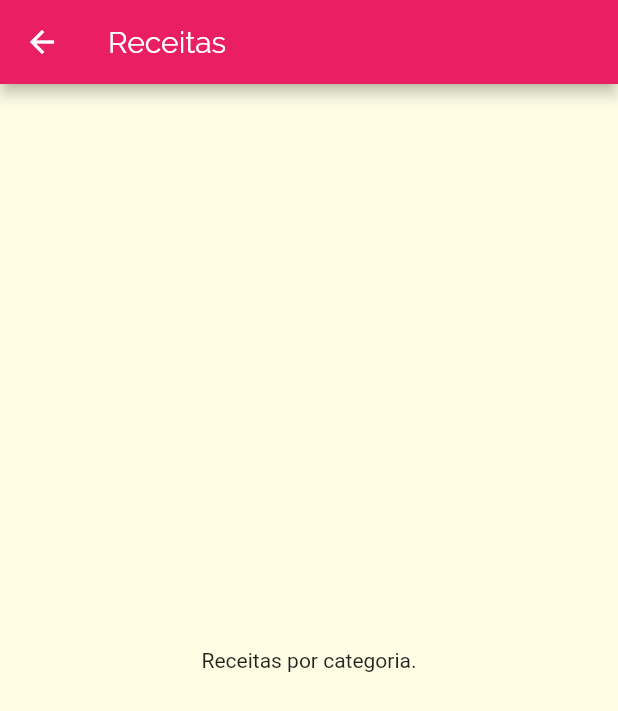
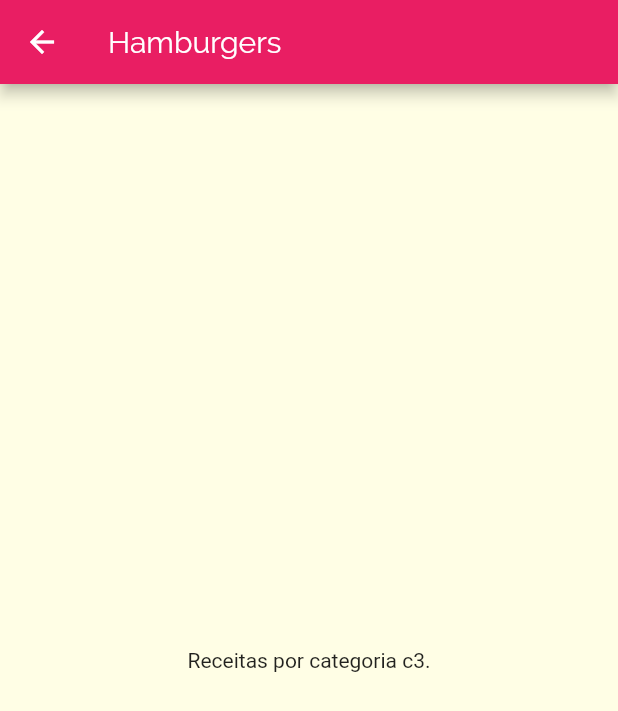
Before and after one commit to tiagoeborsanyi/meals, a Flutter app: the screen it shows after launch, after a tap on "Hamburgers", on a phone screen of 412 x 824 dp. Shown: the top 711 px of the screen. Run offline on Flutter 3.47's test engine with Material 2 defaults, Android fonts, the phone set to English and light mode, and no system bars.

```diff
--- a/lib/components/category_item.dart
+++ b/lib/components/category_item.dart
@@ -1,7 +1,7 @@
 import 'package:flutter/material.dart';
 
 import '../models/category.dart';
-import '../screens/categories_meals_screen.dart';
+import '../utils/app_routes.dart';
 
 class CategoryItem extends StatelessWidget {
   final Category category;
@@ -12,13 +12,15 @@ class CategoryItem extends StatelessWidget {
   }) : super(key: key);
 
   void _selectCategory(BuildContext context) {
-    Navigator.of(context).push(
-      MaterialPageRoute(
-        builder: (_) {
-          return CategoriesMealsScreen();
-        },
-      ),
-    );
+    Navigator.of(context)
+        .pushNamed(AppRoutes.CATEGORIES_MEALS, arguments: category);
+    // Navigator.of(context).push(
+    //   MaterialPageRoute(
+    //     builder: (_) {
+    //       return CategoriesMealsScreen(category);
+    //     },
+    //   ),
+    // );
   }
 
   @override
--- a/lib/main.dart
+++ b/lib/main.dart
@@ -1,6 +1,8 @@
 import 'package:flutter/material.dart';
 
 import 'screens/categories_screen.dart';
+import 'screens/categories_meals_screen.dart';
+import 'utils/app_routes.dart';
 
 void main() {
   runApp(MyApp());
@@ -24,7 +26,10 @@ class MyApp extends StatelessWidget {
               ),
             ),
       ),
-      home: CategoriesScreen(),
+      routes: {
+        AppRoutes.HOME: (ctx) => CategoriesScreen(),
+        AppRoutes.CATEGORIES_MEALS: (ctx) => CategoriesMealsScreen(),
+      },
     );
   }
 }
--- a/lib/screens/categories_meals_screen.dart
+++ b/lib/screens/categories_meals_screen.dart
@@ -1,16 +1,17 @@
 import 'package:flutter/material.dart';
 
+import '../models/category.dart';
+
 class CategoriesMealsScreen extends StatelessWidget {
-  const CategoriesMealsScreen({Key? key}) : super(key: key);
-
   @override
   Widget build(BuildContext context) {
+    final category = ModalRoute.of(context)!.settings.arguments as Category;
     return Scaffold(
       appBar: AppBar(
-        title: Text('Receitas'),
+        title: Text(category.title),
       ),
       body: Center(
-        child: Text('Receitas por categoria.'),
+        child: Text('Receitas por categoria ${category.id}.'),
       ),
     );
   }
--- /dev/null
+++ b/lib/utils/app_routes.dart
@@ -0,0 +1,4 @@
+class AppRoutes {
+  static const HOME = '/';
+  static const CATEGORIES_MEALS = '/categories-meals';
+}
```
